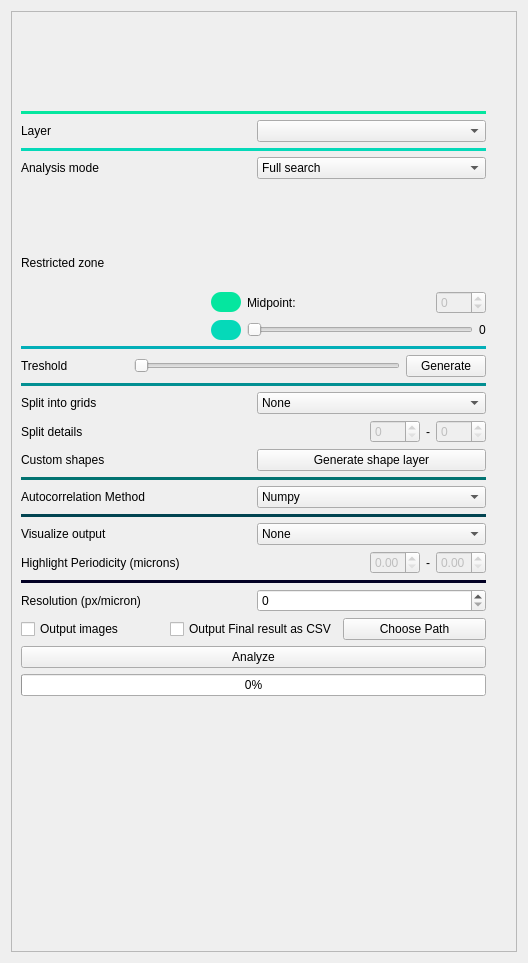
Old version of the form src/napari_k2_autocorrelation/static/form.ui in the repository SamKVs/napari-k2-WaveBreaker.
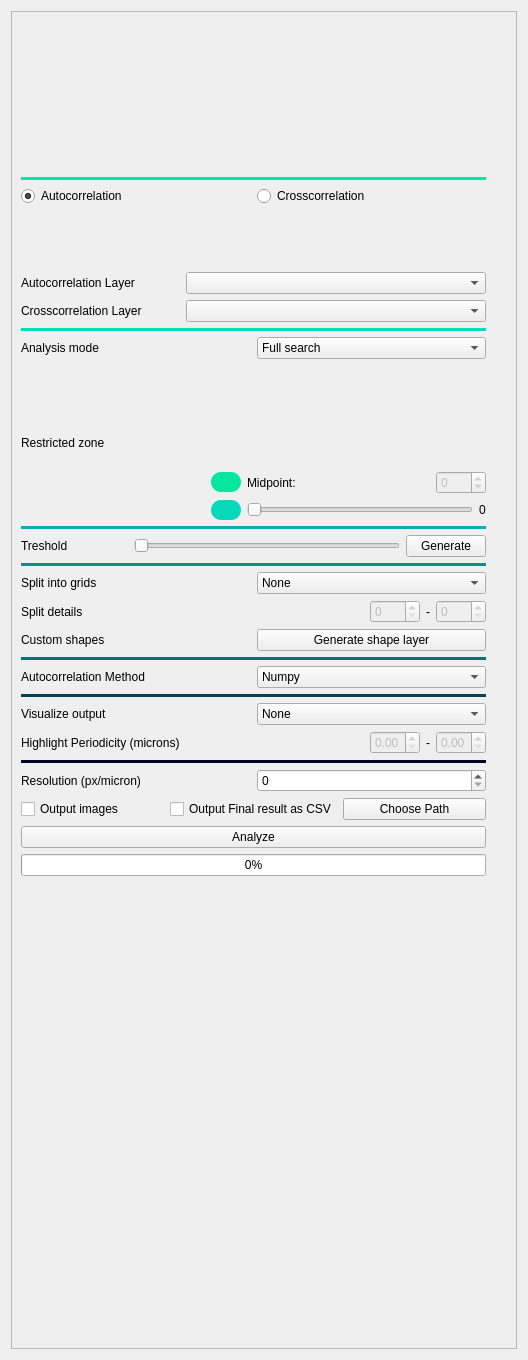
New version of the form. Icons and pictures are not drawn. Custom widgets are drawn as their Qt base class.

Patch:
```diff
--- a/src/napari_k2_autocorrelation/static/form.ui
+++ b/src/napari_k2_autocorrelation/static/form.ui
@@ -7,7 +7,7 @@
     <x>0</x>
     <y>0</y>
     <width>528</width>
-    <height>963</height>
+    <height>1360</height>
    </rect>
   </property>
   <property name="windowTitle">
@@ -34,7 +34,7 @@
         <x>0</x>
         <y>0</y>
         <width>502</width>
-        <height>937</height>
+        <height>1334</height>
        </rect>
       </property>
       <layout class="QVBoxLayout" name="verticalLayout_6">
@@ -52,7 +52,7 @@
             <enum>QLayout::SetFixedSize</enum>
            </property>
            <property name="bottomMargin">
-            <number>20</number>
+            <number>30</number>
            </property>
            <item>
             <widget class="QLabel" name="label_2">
@@ -65,7 +65,7 @@
              <property name="minimumSize">
               <size>
                <width>440</width>
-               <height>64</height>
+               <height>120</height>
               </size>
              </property>
              <property name="maximumSize">
@@ -130,17 +130,176 @@
            </property>
           </widget>
          </item>
+         <item>
+          <layout class="QHBoxLayout" name="horizontalLayout_18">
+           <item>
+            <widget class="QRadioButton" name="radioButton_1">
+             <property name="text">
+              <string>Autocorrelation</string>
+             </property>
+             <property name="checked">
+              <bool>true</bool>
+             </property>
+            </widget>
+           </item>
+           <item>
+            <widget class="QRadioButton" name="radioButton_2">
+             <property name="text">
+              <string>Crosscorrelation</string>
+             </property>
+            </widget>
+           </item>
+          </layout>
+         </item>
+         <item>
+          <spacer name="verticalSpacer_2">
+           <property name="orientation">
+            <enum>Qt::Vertical</enum>
+           </property>
+           <property name="sizeType">
+            <enum>QSizePolicy::Fixed</enum>
+           </property>
+           <property name="sizeHint" stdset="0">
+            <size>
+             <width>20</width>
+             <height>20</height>
+            </size>
+           </property>
+          </spacer>
+         </item>
+         <item>
+          <layout class="QHBoxLayout" name="horizontalLayout_19">
+           <property name="sizeConstraint">
+            <enum>QLayout::SetMaximumSize</enum>
+           </property>
+           <item>
+            <widget class="ClickLabel" name="label_A">
+             <property name="maximumSize">
+              <size>
+               <width>120</width>
+               <height>120</height>
+              </size>
+             </property>
+             <property name="text">
+              <string/>
+             </property>
+             <property name="textFormat">
+              <enum>Qt::AutoText</enum>
+             </property>
+             <property name="pixmap">
+              <pixmap>auto_T.png</pixmap>
+             </property>
+             <property name="scaledContents">
+              <bool>true</bool>
+             </property>
+             <property name="alignment">
+              <set>Qt::AlignCenter</set>
+             </property>
+             <property name="wordWrap">
+              <bool>false</bool>
+             </property>
+            </widget>
+           </item>
+           <item>
+            <widget class="ClickLabel" name="label_C">
+             <property name="maximumSize">
+              <size>
+               <width>120</width>
+               <height>120</height>
+              </size>
+             </property>
+             <property name="text">
+              <string/>
+             </property>
+             <property name="pixmap">
+              <pixmap>cross_F.png</pixmap>
+             </property>
+             <property name="scaledContents">
+              <bool>true</bool>
+             </property>
+            </widget>
+           </item>
+          </layout>
+         </item>
+         <item>
+          <spacer name="verticalSpacer_3">
+           <property name="orientation">
+            <enum>Qt::Vertical</enum>
+           </property>
+           <property name="sizeType">
+            <enum>QSizePolicy::Fixed</enum>
+           </property>
+           <property name="sizeHint" stdset="0">
+            <size>
+             <width>20</width>
+             <height>20</height>
+            </size>
+           </property>
+          </spacer>
+         </item>
          <item>
           <layout class="QHBoxLayout" name="horizontalLayout_7">
            <item>
             <widget class="QLabel" name="label_8">
              <property name="text">
-              <string>Layer</string>
+              <string>Autocorrelation Layer</string>
              </property>
             </widget>
            </item>
            <item>
-            <widget class="QComboBox" name="comboBox_layer"/>
+            <widget class="QComboBox" name="comboBox_layer">
+             <property name="sizePolicy">
+              <sizepolicy hsizetype="Expanding" vsizetype="Fixed">
+               <horstretch>0</horstretch>
+               <verstretch>0</verstretch>
+              </sizepolicy>
+             </property>
+             <property name="maximumSize">
+              <size>
+               <width>300</width>
+               <height>16777215</height>
+              </size>
+             </property>
+            </widget>
+           </item>
+          </layout>
+         </item>
+         <item>
+          <layout class="QHBoxLayout" name="horizontalLayout_17">
+           <item>
+            <widget class="QLabel" name="label_19">
+             <property name="enabled">
+              <bool>true</bool>
+             </property>
+             <property name="text">
+              <string>Crosscorrelation Layer</string>
+             </property>
+            </widget>
+           </item>
+           <item>
+            <widget class="QComboBox" name="comboBox_layer_1">
+             <property name="enabled">
+              <bool>true</bool>
+             </property>
+             <property name="sizePolicy">
+              <sizepolicy hsizetype="Expanding" vsizetype="Fixed">
+               <horstretch>0</horstretch>
+               <verstretch>0</verstretch>
+              </sizepolicy>
+             </property>
+             <property name="minimumSize">
+              <size>
+               <width>0</width>
+               <height>0</height>
+              </size>
+             </property>
+             <property name="maximumSize">
+              <size>
+               <width>300</width>
+               <height>16777215</height>
+              </size>
+             </property>
+            </widget>
            </item>
           </layout>
          </item>
@@ -430,7 +589,7 @@
               <bool>true</bool>
              </property>
              <property name="maximum">
-              <number>255</number>
+              <number>65535</number>
              </property>
              <property name="orientation">
               <enum>Qt::Horizontal</enum>
@@ -788,27 +947,34 @@
            </property>
           </widget>
          </item>
-         <item>
-          <spacer name="verticalSpacer">
-           <property name="orientation">
-            <enum>Qt::Vertical</enum>
-           </property>
-           <property name="sizeHint" stdset="0">
-            <size>
-             <width>20</width>
-             <height>40</height>
-            </size>
-           </property>
-          </spacer>
-         </item>
         </layout>
        </item>
+       <item>
+        <spacer name="verticalSpacer">
+         <property name="orientation">
+          <enum>Qt::Vertical</enum>
+         </property>
+         <property name="sizeHint" stdset="0">
+          <size>
+           <width>20</width>
+           <height>40</height>
+          </size>
+         </property>
+        </spacer>
+       </item>
       </layout>
      </widget>
     </widget>
    </item>
   </layout>
  </widget>
+ <customwidgets>
+  <customwidget>
+   <class>ClickLabel</class>
+   <extends>QLabel</extends>
+   <header>napari_k2_autocorrelation/ClickLabel.h</header>
+  </customwidget>
+ </customwidgets>
  <resources/>
  <connections/>
 </ui>
```
